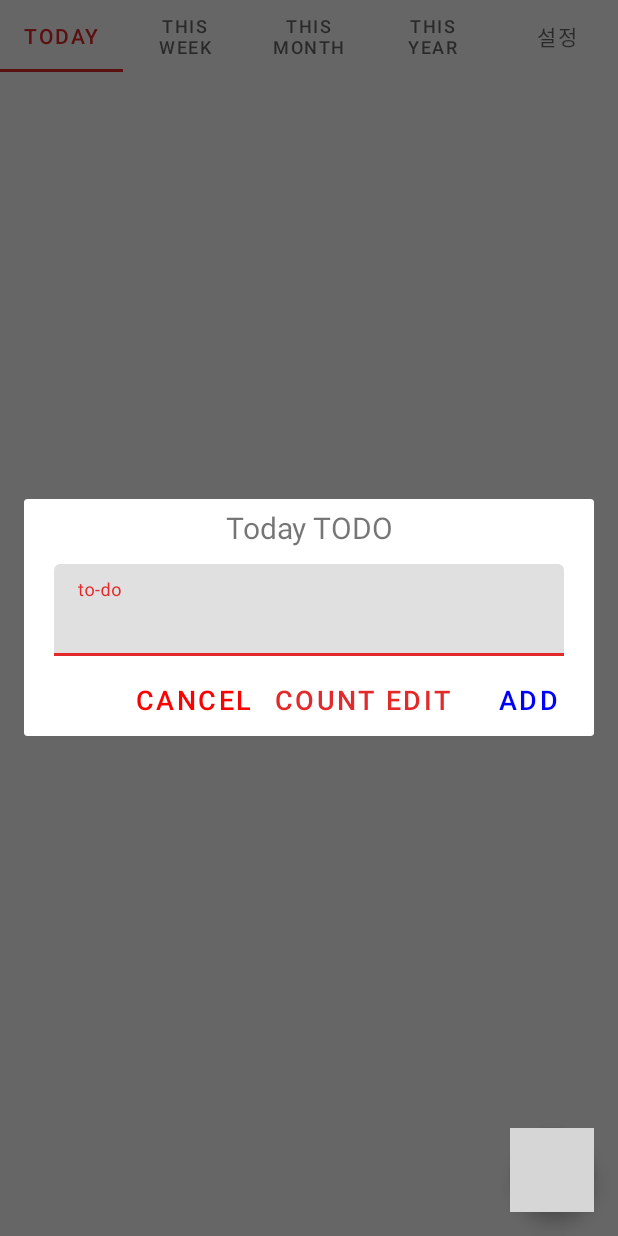
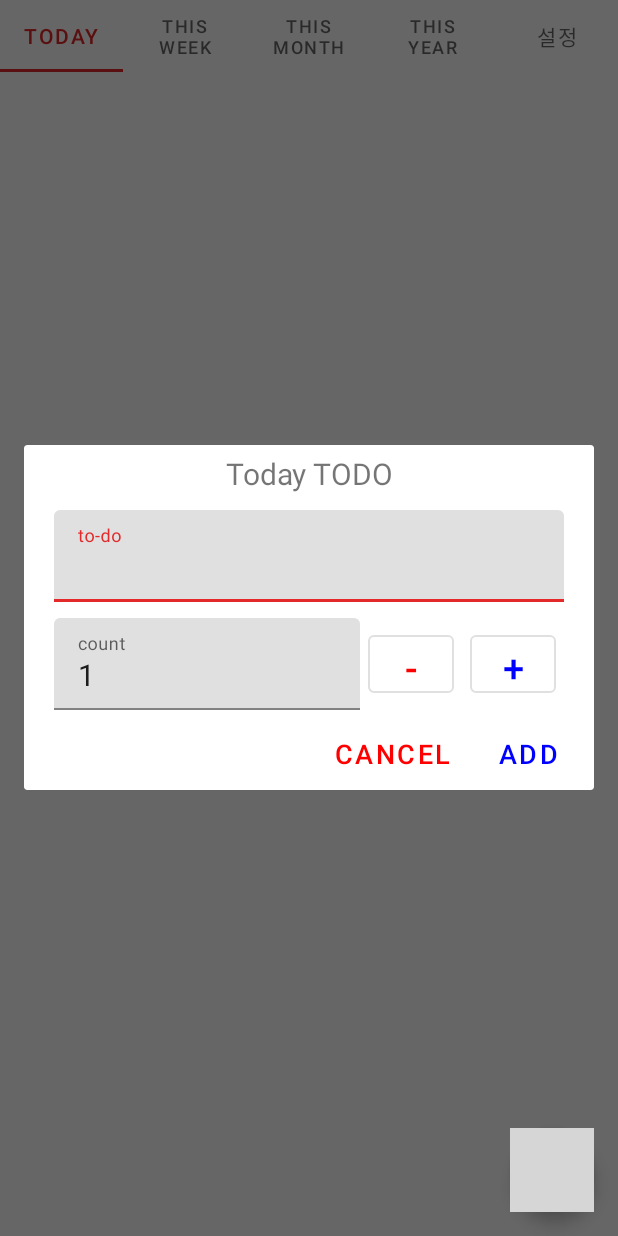
Before and after one commit to sojaehong/MyToDo, an Android app: the screen it shows after launch (MainActivity), after a tap on an icon or button, on a phone screen of 412 x 824 dp. Run offline under Robolectric (Android 15) with nearby library versions, the phone set to English and light mode, and no system bars; grey boxes are pictures that could not be loaded.

Commit message:
201111
- 할일 추가 레이아웃 카운터 설정 재추가 완료
- 할일 추가 기능 완료
- 할일 리스트 아이템 레이아웃 완료

TODO

- 할일 수정, 삭제 기능
- 할일 리스트 구성
- 통계
- 할일 진행률
- 할일 히스토리

```diff
--- a/app/src/main/java/com/ssostudio/mytodo/dbhelper/DBHelperManager.java
+++ b/app/src/main/java/com/ssostudio/mytodo/dbhelper/DBHelperManager.java
@@ -1,14 +1,20 @@
 package com.ssostudio.mytodo.dbhelper;
 
 import android.content.Context;
+import android.database.Cursor;
 import android.database.sqlite.SQLiteDatabase;
 import android.database.sqlite.SQLiteOpenHelper;
 import android.database.sqlite.SQLiteStatement;
+import android.util.Log;
 
 import androidx.annotation.Nullable;
 
 import com.ssostudio.mytodo.MainActivity;
 import com.ssostudio.mytodo.model.ToDoModel;
+import com.ssostudio.mytodo.model.ToDoModelList;
+import com.ssostudio.mytodo.utility.DateManager;
+
+import java.util.ArrayList;
 
 public class DBHelperManager extends SQLiteOpenHelper {
 
@@ -19,7 +25,7 @@ public class DBHelperManager extends SQLiteOpenHelper {
     private static Context _context;
 
     public DBHelperManager(@Nullable Context context) {
-        super(context, DB_FULL_PATH, null, 0);
+        super(context, DB_FULL_PATH, null, 1);
         _context = context;
     }
 
@@ -76,7 +82,47 @@ public class DBHelperManager extends SQLiteOpenHelper {
             _db.close();
 
         } catch (Exception e) {
-
+            Log.d("today" , "add Error " + e.getMessage());
         }
     }
+
+    public ArrayList<ToDoModel> onTodayToDoSelect(){
+
+        ArrayList<ToDoModel> list = new ArrayList<>();
+
+        try{
+
+            _db = getReadableDatabase();
+
+            long todayStart = DateManager.dayStartTimestamp(DateManager.getTimestamp());
+            long todayEnd = DateManager.dayEndTimestamp(DateManager.getTimestamp());
+
+            String sql = "SELECT * FROM todo WHERE todo_type = 0 AND add_date BETWEEN " + todayStart +" AND " + todayEnd ;
+
+            Cursor cursor = _db.rawQuery(sql, null);
+
+            while (cursor.moveToNext()) {
+                ToDoModel toDoModel = new ToDoModel();
+                toDoModel.setTodo_id(cursor.getLong(0));
+                toDoModel.setTodo_title(cursor.getString(1));
+                toDoModel.setTodo_max_count(cursor.getLong(2));
+                toDoModel.setTodo_now_count(cursor.getLong(3));
+                toDoModel.setLast_update_date(cursor.getLong(4));
+                toDoModel.setAdd_date(cursor.getLong(5));
+                toDoModel.setTodo_type(cursor.getInt(6));
+                toDoModel.setTodo_tag(cursor.getString(7));
+                toDoModel.setTodo_note(cursor.getString(8));
+                list.add(toDoModel);
+            }
+
+            _db.close();
+
+            return list;
+
+        }catch (Exception e){
+            Log.d("today" , "select Error");
+        }
+
+        return list;
+    }
 }
--- /dev/null
+++ b/app/src/main/java/com/ssostudio/mytodo/dbhelper/DBManager.java
@@ -0,0 +1,42 @@
+package com.ssostudio.mytodo.dbhelper;
+
+import android.content.Context;
+import android.util.Log;
+
+import com.ssostudio.mytodo.model.ToDoModel;
+import com.ssostudio.mytodo.model.ToDoModelList;
+import com.ssostudio.mytodo.utility.DateManager;
+
+public class DBManager {
+    DBHelperManager _db;
+    Context _context;
+
+    public DBManager(Context context){
+        _context = context;
+
+        _db = new DBHelperManager(_context);
+    }
+
+    public void addTodoDB(ToDoModel toDoModel){
+        toDoModel.setAdd_date(DateManager.getTimestamp());
+        toDoModel.setLast_update_date(DateManager.getTimestamp());
+        toDoModel.setTodo_tag("");
+        _db.onToDoAdd(toDoModel);
+    }
+
+    public void selectTodayTodo(){
+        ToDoModelList.todayToDoModels = _db.onTodayToDoSelect();
+
+        for (ToDoModel toDoModel : ToDoModelList.todayToDoModels) {
+                Log.d("today", ""
+                        + toDoModel.getTodo_title() + " :"
+                        + DateManager.dateTimeZoneSimpleFormat(toDoModel.getAdd_date()) + " :"
+                        + toDoModel.getTodo_max_count() + " :"
+                        + toDoModel.getTodo_now_count() + " :"
+                        + toDoModel.getTodo_id() + " :"
+                        + toDoModel.getTodo_type() + " :"
+                );
+        }
+    }
+
+}
--- a/app/src/main/java/com/ssostudio/mytodo/dialog/CountEditDialog.java
+++ b/app/src/main/java/com/ssostudio/mytodo/dialog/CountEditDialog.java
@@ -1,5 +1,6 @@
 package com.ssostudio.mytodo.dialog;
 
+//사용안함
 public class CountEditDialog {
 
 }
--- a/app/src/main/java/com/ssostudio/mytodo/dialog/ToDoAddDialog.java
+++ b/app/src/main/java/com/ssostudio/mytodo/dialog/ToDoAddDialog.java
@@ -2,26 +2,29 @@ package com.ssostudio.mytodo.dialog;
 
 import android.app.Dialog;
 import android.content.Context;
+import android.util.Log;
 import android.view.View;
 import android.view.Window;
 import android.view.WindowManager;
 import android.view.inputmethod.InputMethodManager;
 import android.widget.TextView;
+import android.widget.Toast;
 
 import com.google.android.material.button.MaterialButton;
 import com.google.android.material.textfield.TextInputEditText;
 import com.ssostudio.mytodo.R;
+import com.ssostudio.mytodo.dbhelper.DBManager;
 import com.ssostudio.mytodo.model.ToDoModel;
 
 public class ToDoAddDialog implements View.OnClickListener {
 
     private Context _context;
-    private ToDoModel _toDoModel;
+    private ToDoModel _toDoModel = new ToDoModel();
     private Dialog _dialog;
     private int _type;
     private TextView titleTextVIew;
-    private MaterialButton cancelBtn, countEditBtn, okBtn;
-    private TextInputEditText todoText;
+    private MaterialButton cancelBtn, okBtn, plusBtn, subBtn;
+    private TextInputEditText todoText, countText;
 
     public ToDoAddDialog(Context context){
         _context = context;
@@ -47,6 +50,12 @@ public class ToDoAddDialog implements View.OnClickListener {
         okBtn = _dialog.findViewById(R.id.ok_button);
         okBtn.setOnClickListener(this);
 
+        plusBtn = _dialog.findViewById(R.id.plus_button);
+        plusBtn.setOnClickListener(this);
+
+        subBtn = _dialog.findViewById(R.id.sub_button);
+        subBtn.setOnClickListener(this);
+
         todoText = _dialog.findViewById(R.id.to_do_text);
         todoText.post(new Runnable() {
             @Override
@@ -58,8 +67,7 @@ public class ToDoAddDialog implements View.OnClickListener {
             }
         });
 
-        countEditBtn = _dialog.findViewById(R.id.count_edit_button);
-        countEditBtn.setOnClickListener(this);
+        countText = _dialog.findViewById(R.id.count_text);
 
         _dialog.show();
 
@@ -103,8 +111,11 @@ public class ToDoAddDialog implements View.OnClickListener {
             case R.id.ok_button:
                 onClickOkBtn();
                 break;
-            case R.id.count_edit_button:
-                onClickCountEditBtn();
+            case R.id.plus_button:
+                onClickPlusBtn();
+                break;
+            case R.id.sub_button:
+                onClickSubBtn();
                 break;
         }
     }
@@ -115,9 +126,50 @@ public class ToDoAddDialog implements View.OnClickListener {
 
     private void onClickOkBtn(){
 
+        String todo = todoText.getText().toString();
+        String countString = countText.getText().toString();
+        int count = 0;
+
+        if (!countString.equals("")){
+            count = Integer.parseInt(countString);
+        }
+
+        if (todo.equals("")){
+            Toast.makeText(_context, "할일을 입력해주세요", Toast.LENGTH_SHORT).show();
+
+        }else if(count < 1){
+            Toast.makeText(_context, "카운트는 최소 1입니다", Toast.LENGTH_SHORT).show();
+        }else{
+            addTodo(todo, count);
+            _dialog.dismiss();
+        }
+
     }
 
-    private void onClickCountEditBtn(){
+    private void addTodo(String todo, int count){
+        _toDoModel.setTodo_title(todo);
+        _toDoModel.setTodo_max_count(count);
+        _toDoModel.setTodo_type(_type);
+        new DBManager(_context).addTodoDB(_toDoModel);
+    }
 
+    private void onClickPlusBtn(){
+        int count = Integer.parseInt(countText.getText().toString());
+
+        if (count < 999){
+            count += 1;
+
+            countText.setText(""+count);
+        }
+    }
+
+    private void onClickSubBtn(){
+        int count = Integer.parseInt(countText.getText().toString());
+
+        if (count > 1){
+            count -= 1;
+
+            countText.setText(""+count);
+        }
     }
 }
--- a/app/src/main/java/com/ssostudio/mytodo/dialog/TypeSelectDialog.java
+++ b/app/src/main/java/com/ssostudio/mytodo/dialog/TypeSelectDialog.java
@@ -9,6 +9,7 @@ import android.view.WindowManager;
 import com.ssostudio.mytodo.R;
 import com.ssostudio.mytodo.model.ToDoModel;
 
+//사용안함
 public class TypeSelectDialog implements View.OnClickListener {
 
     private Context _context;
--- a/app/src/main/java/com/ssostudio/mytodo/fragment/TodayFragment.java
+++ b/app/src/main/java/com/ssostudio/mytodo/fragment/TodayFragment.java
@@ -11,6 +11,7 @@ import androidx.fragment.app.Fragment;
 
 import com.google.android.material.floatingactionbutton.FloatingActionButton;
 import com.ssostudio.mytodo.R;
+import com.ssostudio.mytodo.dbhelper.DBManager;
 import com.ssostudio.mytodo.dialog.ToDoAddDialog;
 
 public class TodayFragment extends Fragment implements View.OnClickListener {
@@ -31,6 +32,8 @@ public class TodayFragment extends Fragment implements View.OnClickListener {
         _context = getContext();
 
         setAddBtn();
+
+        new DBManager(_context).selectTodayTodo();
     }
 
     private void setAddBtn() {
--- a/app/src/main/java/com/ssostudio/mytodo/model/ToDoModelList.java
+++ b/app/src/main/java/com/ssostudio/mytodo/model/ToDoModelList.java
@@ -3,5 +3,8 @@ package com.ssostudio.mytodo.model;
 import java.util.ArrayList;
 
 public class ToDoModelList {
-    public static ArrayList<ToDoModel> ToDoModels = new ArrayList<>();
+    public static ArrayList<ToDoModel> todayToDoModels = new ArrayList<>();
+    public static ArrayList<ToDoModel> weekToDoModels = new ArrayList<>();
+    public static ArrayList<ToDoModel> monthToDoModels = new ArrayList<>();
+    public static ArrayList<ToDoModel> yearsToDoModels = new ArrayList<>();
 }
--- a/app/src/main/java/com/ssostudio/mytodo/utility/DateManager.java
+++ b/app/src/main/java/com/ssostudio/mytodo/utility/DateManager.java
@@ -1,5 +1,136 @@
 package com.ssostudio.mytodo.utility;
+
+import java.text.DateFormat;
+import java.text.SimpleDateFormat;
+import java.util.Calendar;
+import java.util.Date;
 
 public class DateManager {
 
+    // 현재 타임스탬프
+    public static long getTimestamp(){
+        Calendar calendar = Calendar.getInstance();
+
+        Date date = calendar.getTime();
+        long timestamp = date.getTime();
+
+        return timestamp;
+    }
+
+    public static String dateTimeZoneFormat(int[] date){
+        Calendar calendar = Calendar.getInstance();
+
+        DateFormat format = DateFormat.getDateInstance(DateFormat.DEFAULT);
+        format.setTimeZone(calendar.getTimeZone());
+        calendar.set(date[0], date[1] - 1, date[2]);
+        String formatDate = format.format(calendar.getTime());
+
+        return formatDate;
+    }
+
+    public static String dateTimeZoneFullFormat(int[] date){
+        Calendar calendar = Calendar.getInstance();
+
+        DateFormat format = DateFormat.getDateInstance(DateFormat.FULL);
+        format.setTimeZone(calendar.getTimeZone());
+        calendar.set(date[0], date[1] - 1, date[2]);
+        String formatDate = format.format(calendar.getTime());
+
+        return formatDate;
+    }
+
+    public static String dateTimeZoneFullFormat(long timestamp){
+        Calendar calendar = Calendar.getInstance();
+
+        DateFormat format = DateFormat.getDateInstance(DateFormat.FULL);
+        format.setTimeZone(calendar.getTimeZone());
+
+        Date date = new Date(timestamp);
+        calendar.setTime(date);
+
+        String formatDate = format.format(calendar.getTime());
+
+        return formatDate;
+    }
+
+    public static String dateTimeZoneSimpleFormat(long timestamp){
+        Calendar calendar = Calendar.getInstance();
+
+        SimpleDateFormat format1 = new SimpleDateFormat("yyyy-MM-dd HH:mm:ss");
+        format1.setTimeZone(calendar.getTimeZone());
+
+        Date date = new Date(timestamp);
+        calendar.setTime(date);
+
+        String formatDate = format1.format(calendar.getTime());
+
+        return formatDate;
+    }
+
+
+    public static int[] timestampToIntArray(long timestamp){
+        Calendar calendar = Calendar.getInstance();
+
+        DateFormat format = DateFormat.getDateInstance(DateFormat.DEFAULT);
+        format.setTimeZone(calendar.getTimeZone());
+
+        Date date = new Date(timestamp);
+        calendar.setTime(date);
+
+        int year = calendar.get(Calendar.YEAR);
+        int month = calendar.get(Calendar.MONTH) + 1;
+        int day = calendar.get(Calendar.DAY_OF_MONTH);
+
+        int[] dates = {year, month, day};
+
+        return dates;
+    }
+
+    public static long intArrayToTimestamp(int[] dates){
+        Calendar calendar = Calendar.getInstance();
+        // ????
+//        DateFormat format = DateFormat.getDateInstance(DateFormat.DEFAULT);
+//        format.setTimeZone(calendar.getTimeZone());
+        //
+        calendar.set(dates[0], dates[1] - 1, dates[2]);
+        Date date = calendar.getTime();
+        long timestamp = date.getTime();
+
+        return timestamp;
+    }
+
+    public static long getFreeDateTimestamp(int freeDay){
+        Calendar calendar = Calendar.getInstance();
+        calendar.add(Calendar.DATE, freeDay);
+
+        Date date = calendar.getTime();
+        long timestamp = date.getTime();
+
+        return timestamp;
+    }
+
+    public static long dayStartTimestamp(long timestamp){
+        Calendar calendar = Calendar.getInstance();
+
+        int[] dateArray = timestampToIntArray(timestamp);
+
+        calendar.set(dateArray[0], dateArray[1] -1, dateArray[2], 0,0,0);
+
+        Date date = calendar.getTime();
+
+        return date.getTime();
+    }
+
+    public static long dayEndTimestamp(long timestamp){
+        Calendar calendar = Calendar.getInstance();
+
+        int[] dateArray = timestampToIntArray(timestamp);
+
+        calendar.set(dateArray[0], dateArray[1] -1, dateArray[2], 23,59,59);
+
+        Date date = calendar.getTime();
+
+        return date.getTime();
+    }
+
 }
--- a/app/src/main/res/layout/dialog_count_edit.xml
+++ b/app/src/main/res/layout/dialog_count_edit.xml
@@ -58,7 +58,7 @@
                 android:layout_weight="6">
 
                 <com.google.android.material.button.MaterialButton
-                    android:id="@+id/plus_button"
+                    android:id="@+id/sub_button"
                     style="@style/Widget.MaterialComponents.Button.OutlinedButton"
                     android:layout_width="match_parent"
                     android:layout_height="match_parent"
@@ -69,7 +69,7 @@
                     android:textSize="25dp" />
 
                 <com.google.android.material.button.MaterialButton
-                    android:id="@+id/mi_button"
+                    android:id="@+id/plus_button"
                     style="@style/Widget.MaterialComponents.Button.OutlinedButton"
                     android:layout_width="match_parent"
                     android:layout_height="match_parent"
--- a/app/src/main/res/layout/dialog_to_do_add.xml
+++ b/app/src/main/res/layout/dialog_to_do_add.xml
@@ -52,6 +52,64 @@
         <LinearLayout
             android:layout_width="match_parent"
             android:layout_height="wrap_content"
+            android:layout_marginLeft="20dp"
+            android:layout_marginTop="5dp"
+            android:layout_marginRight="20dp"
+            android:layout_marginBottom="5dp"
+            android:orientation="horizontal">
+
+            <com.google.android.material.textfield.TextInputLayout
+                android:layout_width="match_parent"
+                android:layout_height="wrap_content"
+                android:layout_weight="4"
+                android:hint="count">
+
+                <com.google.android.material.textfield.TextInputEditText
+                    android:id="@+id/count_text"
+                    android:layout_width="match_parent"
+                    android:layout_height="wrap_content"
+                    android:inputType="number"
+                    android:maxLength="3"
+                    android:text="1"
+                    android:textSize="20dp"
+                    app:textInputLayoutFocusedRectEnabled="false" />
+
+            </com.google.android.material.textfield.TextInputLayout>
+
+            <LinearLayout
+                android:layout_width="match_parent"
+                android:layout_height="match_parent"
+                android:layout_weight="6">
+
+                <com.google.android.material.button.MaterialButton
+                    android:id="@+id/sub_button"
+                    style="@style/Widget.MaterialComponents.Button.OutlinedButton"
+                    android:layout_width="match_parent"
+                    android:layout_height="match_parent"
+                    android:layout_margin="5dp"
+                    android:layout_weight="1"
+                    android:text="-"
+                    android:textColor="@color/red"
+                    android:textSize="25dp" />
+
+                <com.google.android.material.button.MaterialButton
+                    android:id="@+id/plus_button"
+                    style="@style/Widget.MaterialComponents.Button.OutlinedButton"
+                    android:layout_width="match_parent"
+                    android:layout_height="match_parent"
+                    android:layout_margin="5dp"
+                    android:layout_weight="1"
+                    android:text="+"
+                    android:textColor="@color/blue"
+                    android:textSize="25dp" />
+
+            </LinearLayout>
+
+        </LinearLayout>
+
+        <LinearLayout
+            android:layout_width="match_parent"
+            android:layout_height="wrap_content"
             android:layout_gravity="right"
             android:gravity="right"
             android:orientation="horizontal">
@@ -63,14 +121,6 @@
                 android:layout_height="wrap_content"
                 android:text="@string/cancel"
                 android:textColor="@color/red"
-                android:textSize="18dp" />
-
-            <com.google.android.material.button.MaterialButton
-                android:id="@+id/count_edit_button"
-                style="@style/Widget.MaterialComponents.Button.TextButton"
-                android:layout_width="wrap_content"
-                android:layout_height="wrap_content"
-                android:text="@string/count_edit"
                 android:textSize="18dp" />
 
             <com.google.android.material.button.MaterialButton
--- a/app/src/main/res/layout/fragment_monthly.xml
+++ b/app/src/main/res/layout/fragment_monthly.xml
@@ -3,7 +3,7 @@
     android:orientation="vertical" android:layout_width="match_parent"
     android:layout_height="match_parent">
 
-    <include layout="@layout/list_view_item"/>
+    <include layout="@layout/list_view_layout"/>
 
     <include layout="@layout/to_do_add_button"/>
 
--- a/app/src/main/res/layout/fragment_today.xml
+++ b/app/src/main/res/layout/fragment_today.xml
@@ -3,7 +3,7 @@
     android:orientation="vertical" android:layout_width="match_parent"
     android:layout_height="match_parent">
 
-    <include layout="@layout/list_view_item"/>
+    <include layout="@layout/list_view_layout"/>
 
     <include layout="@layout/to_do_add_button"/>
 
--- a/app/src/main/res/layout/fragment_weekly.xml
+++ b/app/src/main/res/layout/fragment_weekly.xml
@@ -3,7 +3,7 @@
     android:orientation="vertical" android:layout_width="match_parent"
     android:layout_height="match_parent">
 
-    <include layout="@layout/list_view_item"/>
+    <include layout="@layout/list_view_layout"/>
 
     <include layout="@layout/to_do_add_button"/>
 
--- a/app/src/main/res/layout/fragment_years.xml
+++ b/app/src/main/res/layout/fragment_years.xml
@@ -3,7 +3,7 @@
     android:orientation="vertical" android:layout_width="match_parent"
     android:layout_height="match_parent">
 
-    <include layout="@layout/list_view_item"/>
+    <include layout="@layout/list_view_layout"/>
 
     <include layout="@layout/to_do_add_button"/>
 
--- a/app/src/main/res/values/strings.xml
+++ b/app/src/main/res/values/strings.xml
@@ -12,4 +12,5 @@
     <string name="cancel">Cancel</string>
     <string name="add">Add</string>
     <string name="count_edit">Count edit</string>
+    <string name="next">Next</string>
 </resources>
```
Also changed, not shown: app/src/main/java/com/ssostudio/mytodo/todo/ToDoDataManager.java (added, +34 -0 lines), app/src/main/res/layout/to_do_item.xml (+36 -4 lines), app/src/main/res/layout/to_do_title_item.xml (added, +8 -0 lines), app/src/main/res/layout/list_view_layout.xml (renamed from app/src/main/res/layout/list_view_item.xml), 3 other files.
